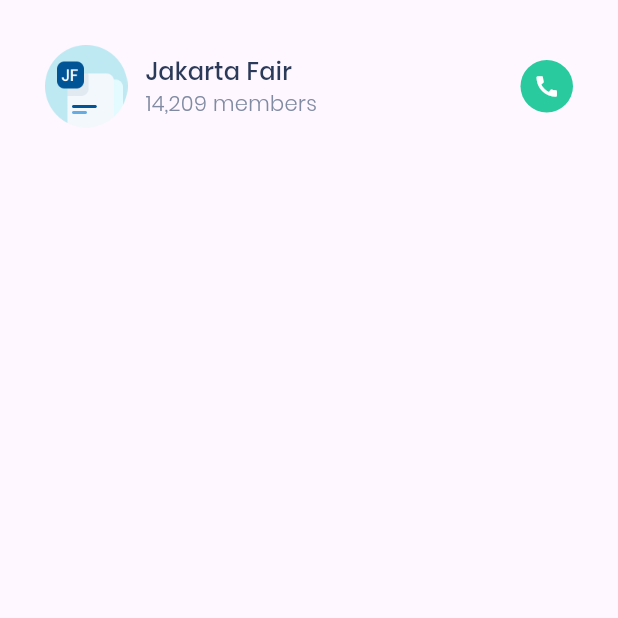
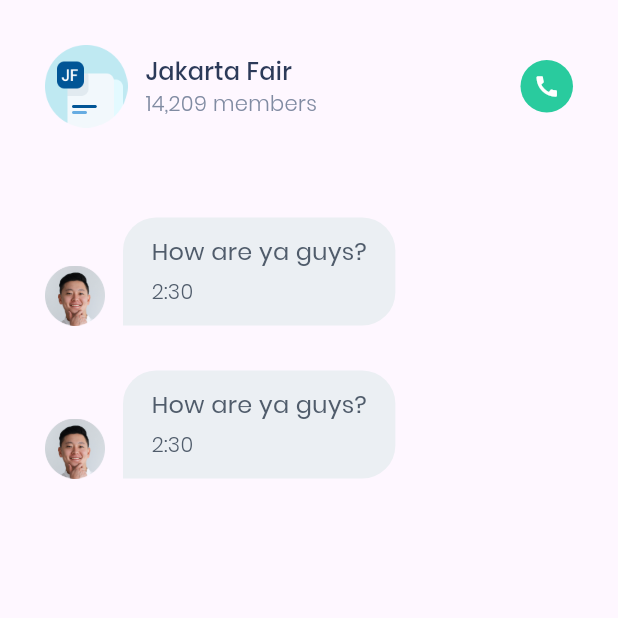
Before and after one commit to obitwicaksono/chatty-bwa-flutter, a Flutter app: the screen it shows after launch, on a phone screen of 412 x 824 dp, the top half of it. Run offline on Flutter 3.47's test engine with Material 3 defaults, Android fonts, the phone set to English and light mode, and no system bars.

Commit message:
create widget chat bubble

```diff
--- a/lib/pages/home_page.dart
+++ b/lib/pages/home_page.dart
@@ -1,6 +1,6 @@
 import 'package:chatty_bwa/theme.dart';
 import 'package:flutter/material.dart';
-// import 'package:chatty_bwa/widgets/chat_tile.dart';
+import 'package:chatty_bwa/widgets/chat_bubble.dart';
 
 class HomePage extends StatelessWidget {
   const HomePage({super.key});
@@ -22,17 +22,10 @@ class HomePage extends StatelessWidget {
                   ),
                   SizedBox(width: 12),
                   Column(
-                    crossAxisAlignment:
-                        CrossAxisAlignment.start,
+                    crossAxisAlignment: CrossAxisAlignment.start,
                     children: [
-                      Text(
-                        'Jakarta Fair',
-                        style: titleTextStyle,
-                      ),
-                      Text(
-                        '14,209 members',
-                        style: subtitleTextStyle,
-                      ),
+                      Text('Jakarta Fair', style: titleTextStyle),
+                      Text('14,209 members', style: subtitleTextStyle),
                     ],
                   ),
                   Spacer(),
@@ -52,7 +45,25 @@ class HomePage extends StatelessWidget {
                   ),
                 ],
               ),
-              SizedBox(height: 60),
+              Container(
+                child: Padding(
+                  padding: EdgeInsets.symmetric(vertical: 30),
+                  child: Column(
+                    children: [
+                      ChatBubble(
+                        userImage: 'assets/images/friend1.png',
+                        text: 'How are ya guys?',
+                        time: '2:30',
+                      ),
+                      ChatBubble(
+                        userImage: 'assets/images/friend1.png',
+                        text: 'How are ya guys?',
+                        time: '2:30',
+                      ),
+                    ],
+                  ),
+                ),
+              ),
             ],
           ),
         ),
--- a/lib/theme.dart
+++ b/lib/theme.dart
@@ -5,6 +5,8 @@ Color whiteColor = Color(0xffFFFFFF);
 Color lightBlueColor = Color(0xff9ED0FF);
 Color blackColor = Color(0xff2C3A59);
 Color greyColor = Color(0xff808BA2);
+Color whiteGreyColor = Color(0xffEBEFF3);
+Color blackGrey = Color(0xff505C6B);
 Color greenColor = Color(0xff29CB9E);
 
 TextStyle titleTextStyle = TextStyle(
--- /dev/null
+++ b/lib/widgets/chat_bubble.dart
@@ -0,0 +1,69 @@
+import 'package:flutter/material.dart';
+import 'package:chatty_bwa/theme.dart';
+
+class ChatBubble extends StatelessWidget {
+  final String userImage;
+  final String text;
+  final String time;
+
+  const ChatBubble({
+    super.key,
+    required this.userImage,
+    required this.text,
+    required this.time,
+  });
+
+  @override
+  Widget build(BuildContext context) {
+    return Padding(
+      padding: const EdgeInsets.only(top: 30),
+      child: Row(
+        crossAxisAlignment: CrossAxisAlignment.end,
+        children: [
+          Image.asset(userImage, height: 40, width: 40),
+          SizedBox(width: 12),
+          Container(
+            constraints: BoxConstraints(minHeight: 72, minWidth: 180),
+            decoration: BoxDecoration(
+              color: whiteGreyColor,
+              borderRadius: BorderRadius.only(
+                topLeft: Radius.circular(22.0),
+                topRight: Radius.circular(22.0),
+                bottomRight: Radius.circular(22.0),
+                bottomLeft: Radius.circular(0.0),
+              ),
+            ),
+            child: Padding(
+              padding: EdgeInsetsGeometry.symmetric(
+                horizontal: 19,
+                vertical: 11,
+              ),
+              child: Column(
+                crossAxisAlignment: CrossAxisAlignment.start,
+                children: [
+                  Text(
+                    text,
+                    style: TextStyle(
+                      fontSize: 16,
+                      color: blackGrey,
+                      fontWeight: FontWeight.w400,
+                    ),
+                  ),
+                  SizedBox(height: 5),
+                  Text(
+                    time,
+                    style: TextStyle(
+                      fontSize: 14,
+                      color: blackGrey,
+                      fontWeight: FontWeight.w300,
+                    ),
+                  ),
+                ],
+              ),
+            ),
+          ),
+        ],
+      ),
+    );
+  }
+}
```
Also changed, not shown: lib/widgets/chat_tile.dart (+3 -11 lines).
